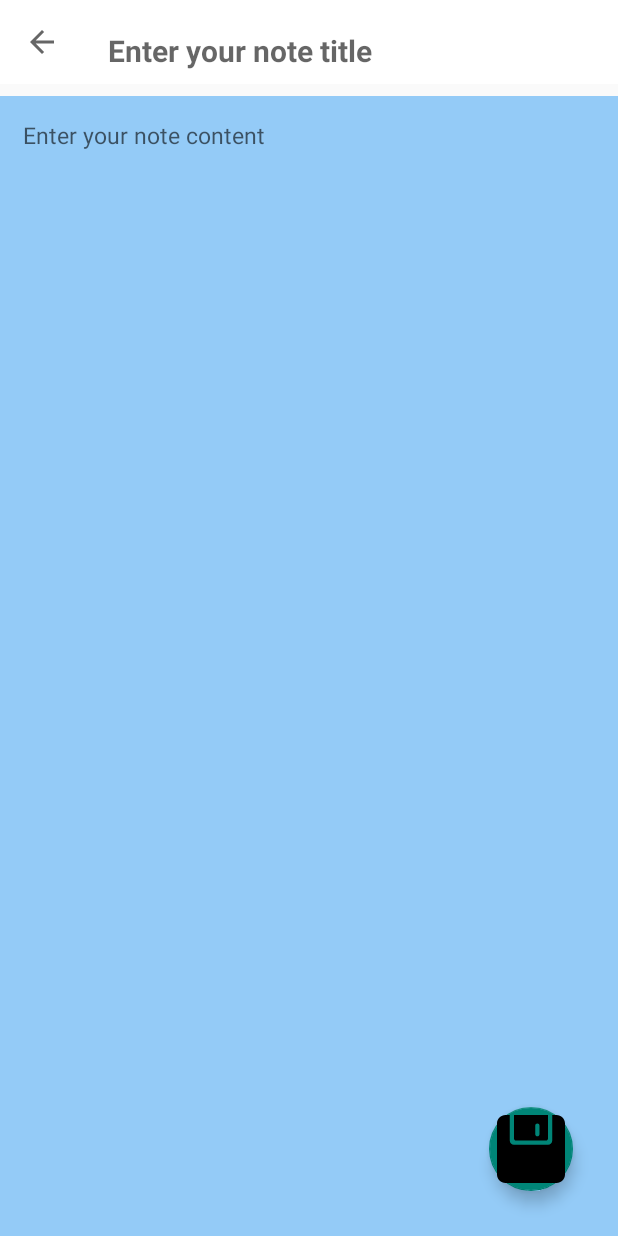
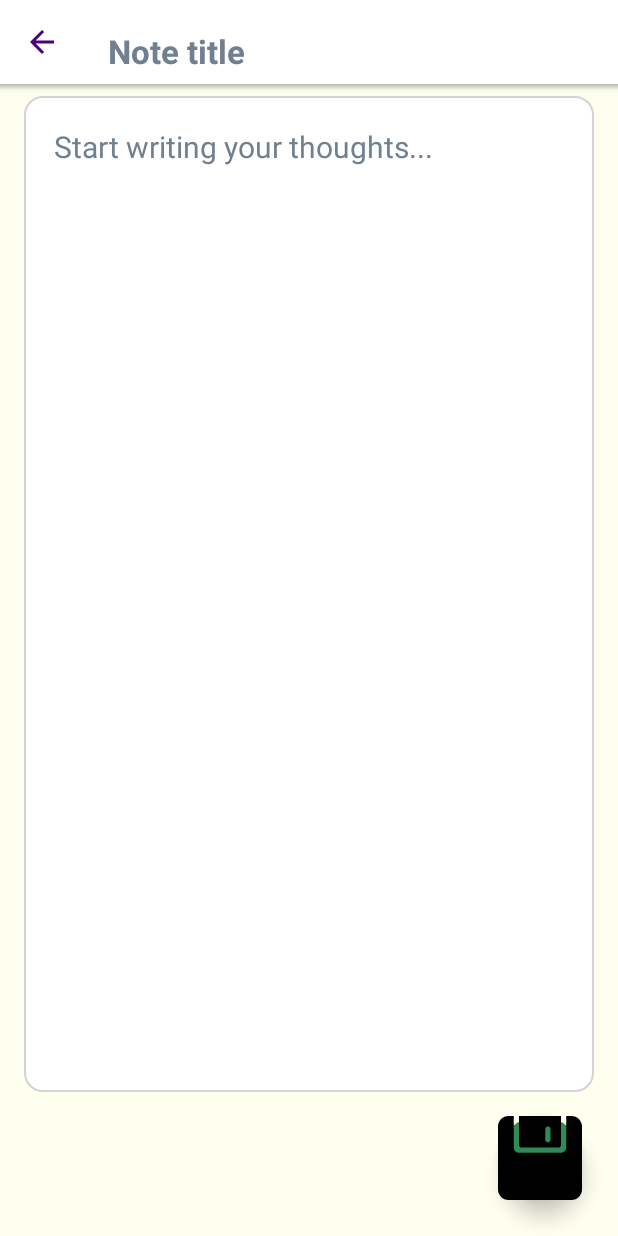
Before and after one commit to yugaltyagi/Notzzz, an Android app: the screen it shows after launch once a user with an empty profile is signed in (CreateNote), after a tap on an icon or button, on a phone screen of 412 x 824 dp. Run offline under Robolectric (Android 15) with nearby library versions, the phone set to English and light mode, and no system bars; our stand-ins replace Firebase (no records; nobody signed in at launch, a user with empty details on screens opened directly).

Commit message:
UI Update.
UI Finalized.

```diff
--- /dev/null
+++ b/app/src/main/res/drawable/note_content_background.xml
@@ -0,0 +1,12 @@
+<shape xmlns:android="http://schemas.android.com/apk/res/android">
+    <solid android:color="@color/white" />
+    <corners android:radius="12dp" />
+    <stroke
+        android:width="1dp"
+        android:color="@color/light_gray" />
+    <padding
+        android:left="8dp"
+        android:top="8dp"
+        android:right="8dp"
+        android:bottom="8dp" />
+</shape>
--- /dev/null
+++ b/app/src/main/res/drawable/outline_exit_to_app_24.xml
@@ -0,0 +1,5 @@
+<vector xmlns:android="http://schemas.android.com/apk/res/android" android:autoMirrored="true" android:height="24dp" android:tint="#000000" android:viewportHeight="960" android:viewportWidth="960" android:width="24dp">
+
+    <path android:fillColor="@android:color/white" android:pathData="M200,840Q167,840 143.5,816.5Q120,793 120,760L120,600L200,600L200,760Q200,760 200,760Q200,760 200,760L760,760Q760,760 760,760Q760,760 760,760L760,200Q760,200 760,200Q760,200 760,200L200,200Q200,200 200,200Q200,200 200,200L200,360L120,360L120,200Q120,167 143.5,143.5Q167,120 200,120L760,120Q793,120 816.5,143.5Q840,167 840,200L840,760Q840,793 816.5,816.5Q793,840 760,840L200,840ZM420,680L364,622L466,520L120,520L120,440L466,440L364,338L420,280L620,480L420,680Z"/>
+
+</vector>
--- /dev/null
+++ b/app/src/main/res/drawable/toolbar_shadow.xml
@@ -0,0 +1,6 @@
+<shape xmlns:android="http://schemas.android.com/apk/res/android">
+    <gradient
+        android:startColor="#33000000"
+        android:endColor="#00000000"
+        android:angle="270" />
+</shape>
--- a/app/src/main/res/layout/activity_create_note.xml
+++ b/app/src/main/res/layout/activity_create_note.xml
@@ -5,13 +5,18 @@
     android:id="@+id/main"
     android:layout_width="match_parent"
     android:layout_height="match_parent"
+    android:background="@color/ivory"
     tools:context=".CreateNote">
 
-    <androidx.appcompat.widget.Toolbar
+    <!-- Modern Material Toolbar with accent color -->
+    <com.google.android.material.appbar.MaterialToolbar
         android:id="@+id/toolbarofCreatenote"
         android:layout_width="match_parent"
         android:layout_height="?attr/actionBarSize"
         android:background="@color/white"
+        android:elevation="6dp"
+        app:titleTextColor="@color/indigo"
+        app:navigationIconTint="@color/indigo"
         app:layout_constraintTop_toTopOf="parent"
         app:layout_constraintStart_toStartOf="parent"
         app:layout_constraintEnd_toEndOf="parent">
@@ -20,50 +25,83 @@
             android:id="@+id/titleofnote"
             android:layout_width="match_parent"
             android:layout_height="match_parent"
+            android:layout_marginStart="16dp"
+            android:layout_marginEnd="16dp"
             android:paddingTop="12dp"
-            android:textSize="20sp"
+            android:textSize="22sp"
             android:textStyle="bold"
-            android:textColor="@color/black"
-            android:hint="Enter your note title"
-            android:background="@android:color/transparent" />
-    </androidx.appcompat.widget.Toolbar>
+            android:textColor="@color/charcoal_gray"
+            android:hint="Note title"
+            android:textColorHint="@color/slate_gray"
+            android:background="@android:color/transparent"
+            android:imeOptions="actionNext"
+            android:inputType="textCapSentences"
+            android:maxLines="1" />
+    </com.google.android.material.appbar.MaterialToolbar>
 
+    <!-- Content area with subtle border and soft background -->
     <EditText
         android:id="@+id/createcontentofnote"
-        android:layout_width="match_parent"
+        android:layout_width="0dp"
         android:layout_height="0dp"
+        android:layout_marginStart="16dp"
+        android:layout_marginEnd="16dp"
         android:layout_marginTop="8dp"
-        android:background="#782196F3"
+        android:layout_marginBottom="16dp"
+        android:background="@drawable/note_content_background"
         android:gravity="top|start"
-        android:hint="Enter your note content"
-        android:textColor="@color/black"
-        android:textSize="15sp"
-        android:padding="15dp"
+        android:hint="Start writing your thoughts..."
+        android:textColorHint="@color/slate_gray"
+        android:textColor="@color/charcoal_gray"
+        android:textSize="20sp"
+        android:lineSpacingExtra="4sp"
+        android:padding="20dp"
+        android:minHeight="200dp"
+        android:scrollbars="vertical"
+        android:overScrollMode="always"
         app:layout_constraintTop_toBottomOf="@id/toolbarofCreatenote"
-        app:layout_constraintBottom_toBottomOf="parent"
+        app:layout_constraintBottom_toTopOf="@id/savenote"
         app:layout_constraintStart_toStartOf="parent"
         app:layout_constraintEnd_toEndOf="parent" />
 
-
+    <!-- Floating Action Button with vibrant accent color -->
     <com.google.android.material.floatingactionbutton.FloatingActionButton
+        android:id="@+id/savenote"
         android:layout_width="wrap_content"
         android:layout_height="wrap_content"
-        android:id="@+id/savenote"
+        android:layout_margin="24dp"
+        android:contentDescription="Save note"
+        app:backgroundTint="@color/sea_green"
+        app:rippleColor="@color/forest_green"
         app:layout_constraintBottom_toBottomOf="parent"
         app:layout_constraintEnd_toEndOf="parent"
-        android:layout_marginRight="30dp"
-        android:layout_marginBottom="30dp"
-        android:src="@drawable/save_svg"
-        app:maxImageSize="45dp"/>
+        app:maxImageSize="56dp"
+        app:srcCompat="@drawable/save_svg"
+        app:elevation="8dp"
+        app:borderWidth="0dp"
+        app:fabSize="normal" />
 
-    <ProgressBar
+    <!-- Circular progress indicator with complementary colors -->
+    <com.google.android.material.progressindicator.CircularProgressIndicator
         android:id="@+id/progreebarofcreatenote"
-        android:layout_width="wrap_content"
-        android:layout_height="wrap_content"
+        android:layout_width="64dp"
+        android:layout_height="64dp"
+        android:indeterminate="true"
         android:visibility="invisible"
+        app:indicatorColor="@color/teal"
+        app:trackColor="@color/light_cyan"
         app:layout_constraintBottom_toBottomOf="parent"
         app:layout_constraintEnd_toEndOf="parent"
         app:layout_constraintStart_toStartOf="parent"
-        app:layout_constraintTop_toBottomOf="@+id/toolbarofCreatenote" />
+        app:layout_constraintTop_toTopOf="parent" />
+
+    <!-- Subtle shadow under toolbar -->
+    <View
+        android:layout_width="match_parent"
+        android:layout_height="4dp"
+        android:background="@drawable/toolbar_shadow"
+        app:layout_constraintTop_toBottomOf="@id/toolbarofCreatenote"
+        app:layout_constraintStart_toStartOf="parent"
+        app:layout_constraintEnd_toEndOf="parent" />
 
 </androidx.constraintlayout.widget.ConstraintLayout>
--- a/app/src/main/res/menu/menu.xml
+++ b/app/src/main/res/menu/menu.xml
@@ -4,6 +4,7 @@
 
     <item
         android:id="@+id/Logout"
-        android:title="Logout"/>
+        android:title="Logout"
+        android:icon="@drawable/outline_exit_to_app_24"/>
 
 </menu>
```
Also changed, not shown: app/src/main/res/drawable/edit_note_background.xml (added, +7 -0 lines), app/src/main/res/drawable/note_detail_background.xml (added, +7 -0 lines), app/src/main/res/layout/activity_editnoteactivity.xml (+48 -17 lines), app/src/main/res/layout/activity_notedetails.xml (+49 -20 lines).
